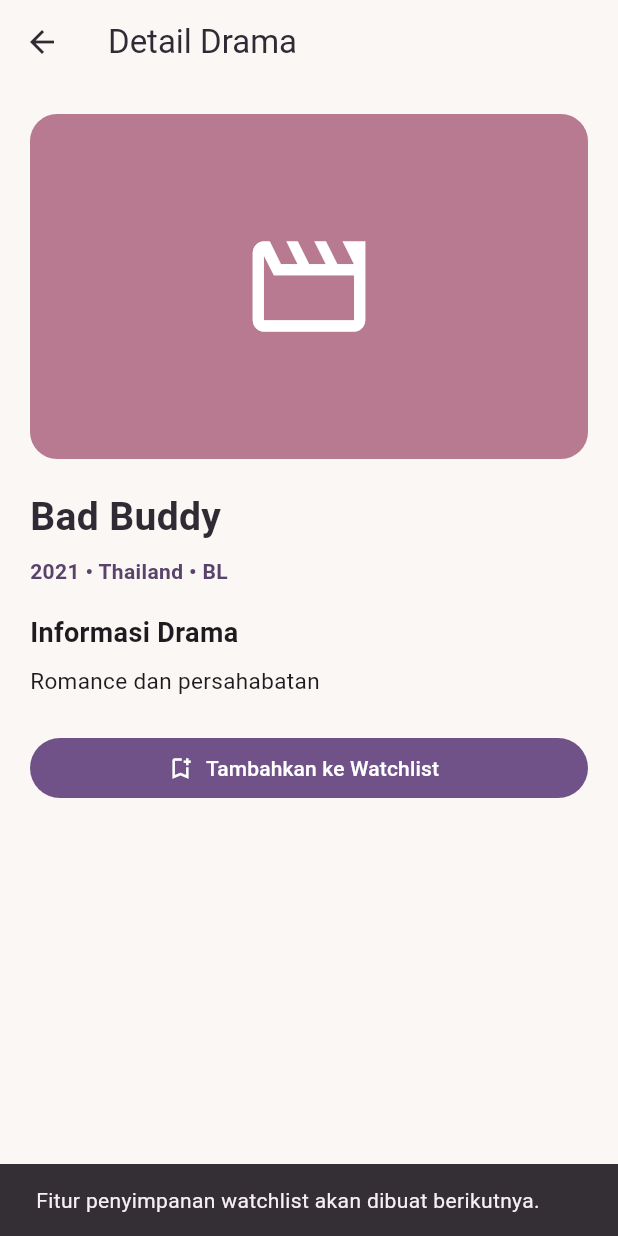
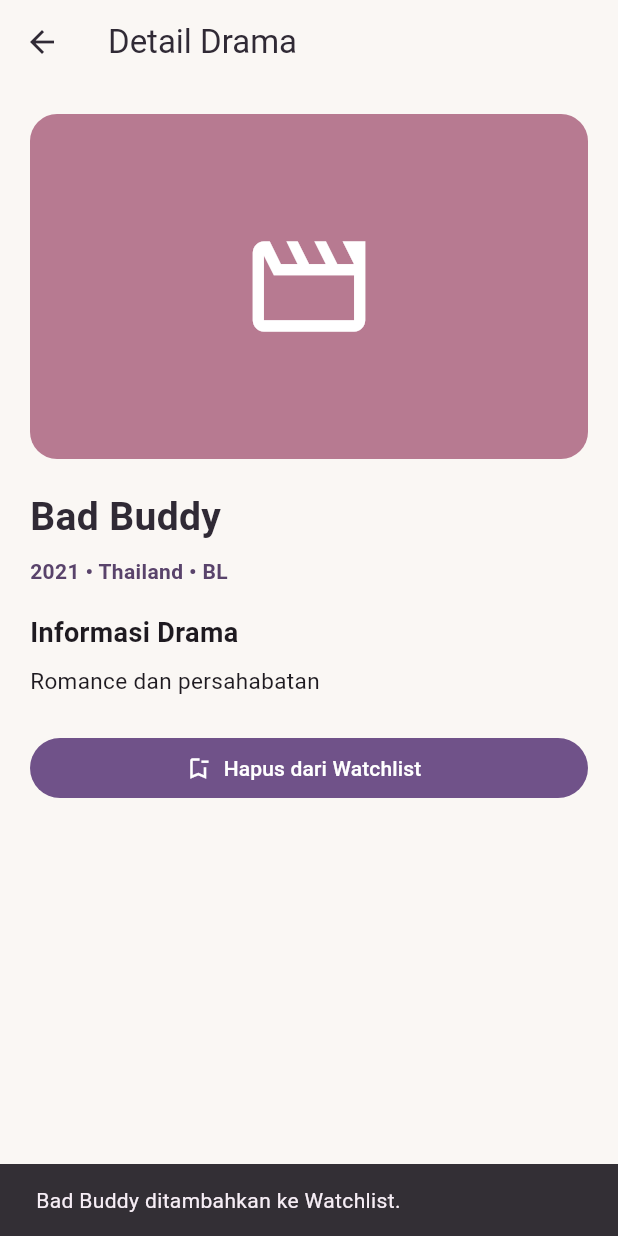
Before and after one commit to kadekmartini/UTS_2415051004_KadekMartiniAristianti, a Flutter app: the DramaDetailScreen screen opened directly with sample values from the repository, after a tap on "Tambahkan ke Watchlist", on a phone screen of 412 x 824 dp. Run offline on Flutter 3.47's test engine with Material 3 defaults, Android fonts, the phone set to English and light mode, and no system bars.

Commit message:
Implement application state management

```diff
--- a/lib/main.dart
+++ b/lib/main.dart
@@ -1,8 +1,16 @@
 import 'package:flutter/material.dart';
+import 'package:provider/provider.dart';
+
 import 'models/drama_item.dart';
+import 'providers/drama_provider.dart';
 
 void main() {
-  runApp(const MyApp());
+  runApp(
+    ChangeNotifierProvider<DramaProvider>(
+      create: (context) => DramaProvider(),
+      child: const MyApp(),
+    ),
+  );
 }
 
 const Color primaryColor = Color(0xFF59436B);
@@ -299,7 +307,8 @@ class _HomeScreenState extends State<HomeScreen> {
                 Padding(
                   padding: const EdgeInsets.all(20),
                   child: Column(
-                    crossAxisAlignment: CrossAxisAlignment.start,
+                    crossAxisAlignment:
+                        CrossAxisAlignment.start,
                     children: [
                       Container(
                         padding: const EdgeInsets.symmetric(
@@ -483,7 +492,8 @@ class _HomeScreenState extends State<HomeScreen> {
                 SizedBox(width: 12),
                 Expanded(
                   child: Column(
-                    crossAxisAlignment: CrossAxisAlignment.start,
+                    crossAxisAlignment:
+                        CrossAxisAlignment.start,
                     children: [
                       Text(
                         'Punya drama favorit?',
@@ -641,6 +651,10 @@ class DramaDetailScreen extends StatelessWidget {
 
   @override
   Widget build(BuildContext context) {
+    final isSaved = context.select<DramaProvider, bool>(
+      (provider) => provider.isInWatchlist(drama),
+    );
+
     return Scaffold(
       appBar: AppBar(
         title: const Text('Detail Drama'),
@@ -693,16 +707,30 @@ class DramaDetailScreen extends StatelessWidget {
           const SizedBox(height: 24),
           FilledButton.icon(
             onPressed: () {
+              context
+                  .read<DramaProvider>()
+                  .toggleWatchlist(drama);
+
               ScaffoldMessenger.of(context).showSnackBar(
-                const SnackBar(
+                SnackBar(
                   content: Text(
-                    'Fitur penyimpanan watchlist akan dibuat berikutnya.',
+                    isSaved
+                        ? '${drama.title} dihapus dari Watchlist.'
+                        : '${drama.title} ditambahkan ke Watchlist.',
                   ),
                 ),
               );
             },
-            icon: const Icon(Icons.bookmark_add_outlined),
-            label: const Text('Tambahkan ke Watchlist'),
+            icon: Icon(
+              isSaved
+                  ? Icons.bookmark_remove_outlined
+                  : Icons.bookmark_add_outlined,
+            ),
+            label: Text(
+              isSaved
+                  ? 'Hapus dari Watchlist'
+                  : 'Tambahkan ke Watchlist',
+            ),
           ),
         ],
       ),
@@ -821,12 +849,14 @@ class _CatalogScreenState extends State<CatalogScreen> {
   }
 }
 
-// HALAMAN WATCHLIST SEMENTARA
+// HALAMAN WATCHLIST
 class WatchlistScreen extends StatelessWidget {
   const WatchlistScreen({super.key});
 
   @override
   Widget build(BuildContext context) {
+    final watchlist = context.watch<DramaProvider>().watchlist;
+
     return Scaffold(
       appBar: AppBar(
         title: const Text(
@@ -837,7 +867,8 @@ class WatchlistScreen extends StatelessWidget {
           ),
         ),
       ),
-      body: const Center(
+      body: watchlist.isEmpty
+          ? const Center(
               child: Padding(
                 padding: EdgeInsets.all(24),
                 child: Column(
@@ -864,6 +895,46 @@ class WatchlistScreen extends StatelessWidget {
                   ],
                 ),
               ),
+            )
+          : LayoutBuilder(
+              builder: (context, constraints) {
+                final columns = constraints.maxWidth >= 900
+                    ? 4
+                    : constraints.maxWidth >= 600
+                        ? 3
+                        : 2;
+
+                return GridView.builder(
+                  padding: const EdgeInsets.all(16),
+                  itemCount: watchlist.length,
+                  gridDelegate:
+                      SliverGridDelegateWithFixedCrossAxisCount(
+                    crossAxisCount: columns,
+                    mainAxisExtent: 235,
+                    crossAxisSpacing: 12,
+                    mainAxisSpacing: 12,
+                  ),
+                  itemBuilder: (context, index) {
+                    final drama = watchlist[index];
+
+                    return DramaCard(
+                      drama: drama,
+                      onTap: () {
+                        Navigator.push(
+                          context,
+                          MaterialPageRoute(
+                            builder: (context) {
+                              return DramaDetailScreen(
+                                drama: drama,
+                              );
+                            },
+                          ),
+                        );
+                      },
+                    );
+                  },
+                );
+              },
             ),
     );
   }
--- /dev/null
+++ b/lib/providers/drama_provider.dart
@@ -0,0 +1,49 @@
+import 'package:flutter/foundation.dart';
+import '../models/drama_item.dart';
+
+class DramaProvider extends ChangeNotifier {
+  final List<DramaItem> _watchlist = [];
+
+  List<DramaItem> get watchlist =>
+      List.unmodifiable(_watchlist);
+
+  bool isInWatchlist(DramaItem drama) {
+    return _watchlist.any(
+      (item) => item.title == drama.title,
+    );
+  }
+
+  void addToWatchlist(DramaItem drama) {
+    if (isInWatchlist(drama)) {
+      return;
+    }
+
+    _watchlist.add(drama);
+    notifyListeners();
+  }
+
+  void removeFromWatchlist(DramaItem drama) {
+    _watchlist.removeWhere(
+      (item) => item.title == drama.title,
+    );
+
+    notifyListeners();
+  }
+
+  void toggleWatchlist(DramaItem drama) {
+    if (isInWatchlist(drama)) {
+      removeFromWatchlist(drama);
+    } else {
+      addToWatchlist(drama);
+    }
+  }
+
+  void clearWatchlist() {
+    if (_watchlist.isEmpty) {
+      return;
+    }
+
+    _watchlist.clear();
+    notifyListeners();
+  }
+}
--- a/pubspec.yaml
+++ b/pubspec.yaml
@@ -34,6 +34,7 @@ dependencies:
   # The following adds the Cupertino Icons font to your application.
   # Use with the CupertinoIcons class for iOS style icons.
   cupertino_icons: ^1.0.8
+  provider: ^6.1.5+1
 
 dev_dependencies:
   flutter_test:
```
Also changed, not shown: pubspec.lock, 1 other file. Lines whose indentation alone changed are shown as unchanged.
